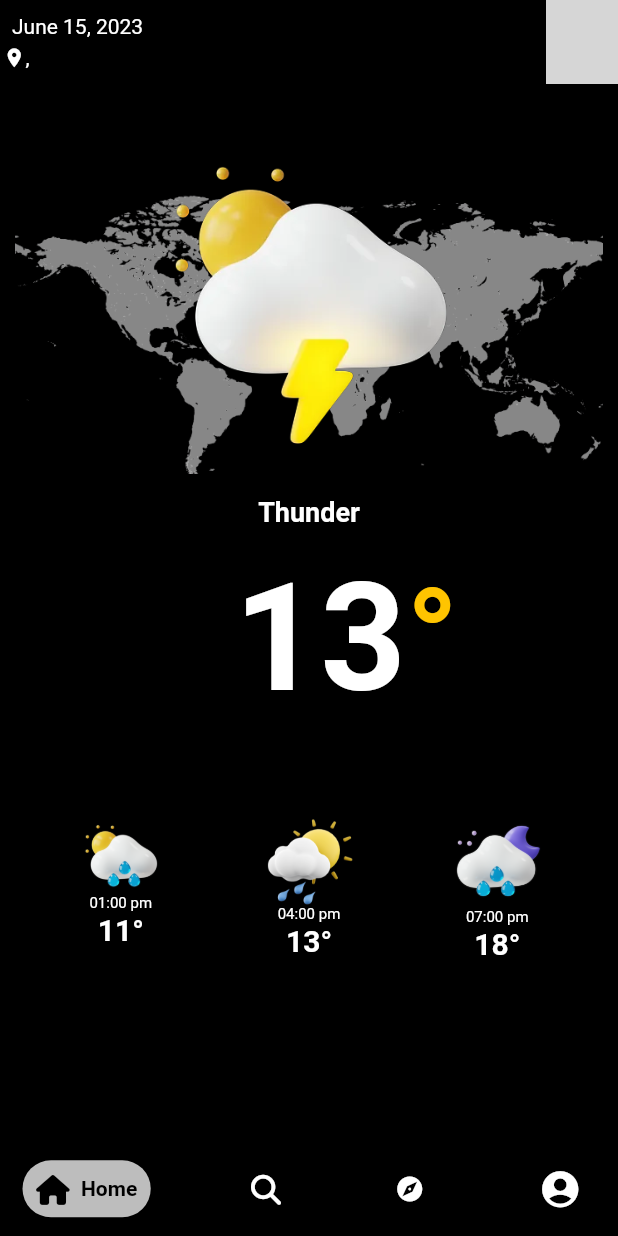
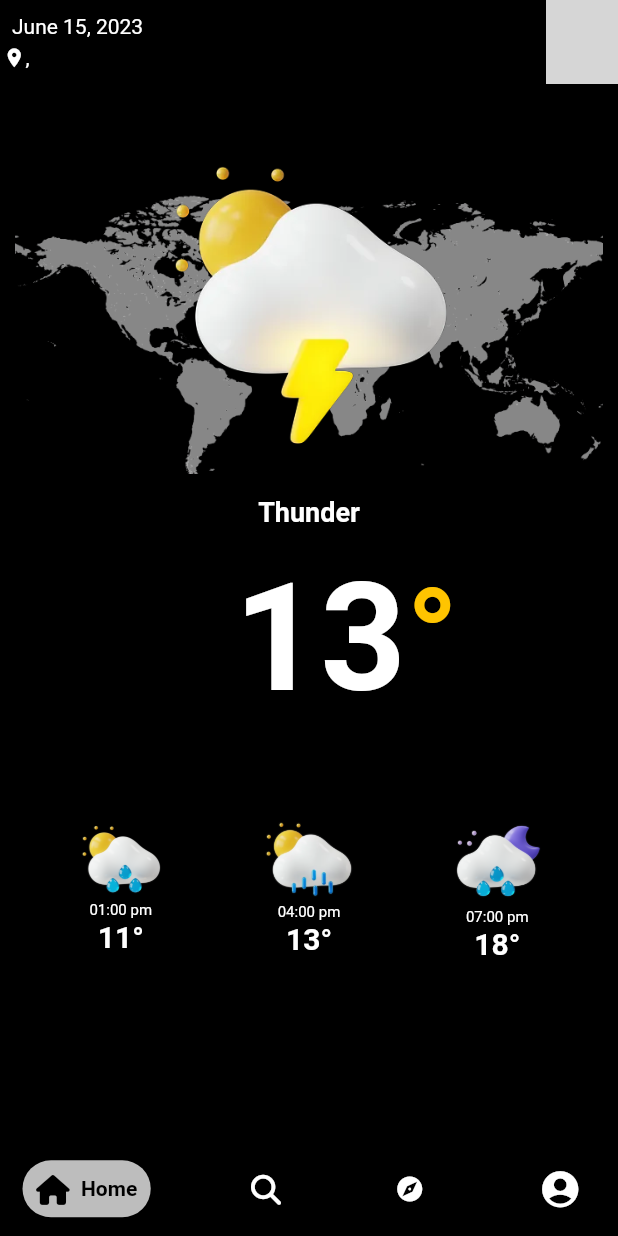
Before and after one commit to EnigmaTasks/WeatherApp, a Flutter app: the screen it shows after launch, on a phone screen of 412 x 824 dp. Run offline on Flutter 3.47's test engine with Material 2 defaults, Android fonts, the phone set to English and light mode, and no system bars; drawn by our look-alikes of google_nav_bar; our stand-ins replace font_awesome_flutter, geocoding, google_fonts, location; missing offline and left inert: dark_light_button; Roboto replaces fonts that are missing (Monda); grey boxes are pictures that could not be loaded.

Commit message:
icons changed

```diff
--- a/lib/Ankush/HomePage.dart
+++ b/lib/Ankush/HomePage.dart
@@ -76,7 +76,7 @@ class _HomePageState extends State<HomePage> {
                     children: [
                       Image.asset(
                         'lib/assets/p1.png',
-                        scale: 6.5,
+                        scale: 6,
                       ),
                     ],
                   ),
@@ -115,14 +115,14 @@ class _HomePageState extends State<HomePage> {
                     mainAxisAlignment: MainAxisAlignment.center,
                     children: [
                       Image.asset(
-                        'lib/assets/sun.png',
-                        scale: 8.3,
+                        'lib/assets/rain.png',
+                        scale: 5.5,
                       ),
                     ],
                   ),
-                  const Row(
+                  Row(
                     mainAxisAlignment: MainAxisAlignment.center,
-                    children: [
+                    children: const [
                       Text(
                         '04:00 pm',
                         style: TextStyle(fontSize: 10),
```
Also changed, not shown: lib/assets/rain.png (added).
